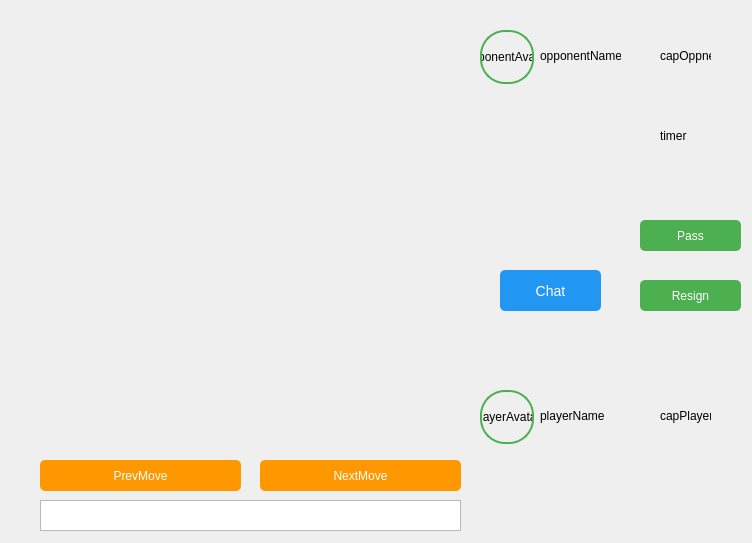
This is interface/Go_app/ui/game_window.ui in gZEVI-1/OS_GO as Qt 5 draws it before an edit. The edited form follows.
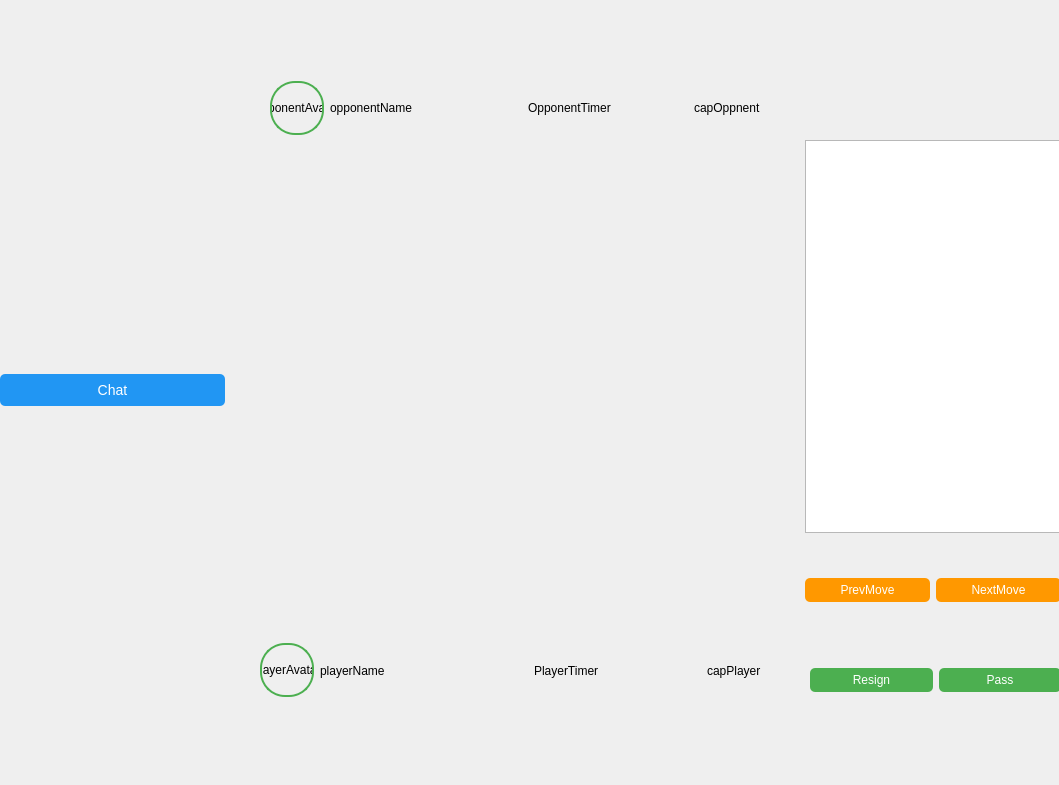
This is the edited form. Custom widgets are drawn as their Qt base class.

What changed in the file:
```diff
--- a/interface/Go_app/ui/game_window.ui
+++ b/interface/Go_app/ui/game_window.ui
@@ -6,32 +6,25 @@
    <rect>
     <x>0</x>
     <y>0</y>
-    <width>752</width>
-    <height>543</height>
+    <width>1059</width>
+    <height>785</height>
    </rect>
   </property>
   <property name="windowTitle">
    <string>Form</string>
   </property>
-  <widget class="GoBoardWidget" name="boardWidget" native="true">
+  <widget class="QWidget" name="layoutWidget1">
    <property name="geometry">
     <rect>
-     <x>40</x>
-     <y>30</y>
-     <width>421</width>
-     <height>421</height>
+     <x>260</x>
+     <y>640</y>
+     <width>501</width>
+     <height>61</height>
     </rect>
    </property>
-  </widget>
+   <layout class="QHBoxLayout" name="horizontalLayout_2" stretch="2,3,7,1,5,1">
+    <item>
   <widget class="QPushButton" name="playerAvatar">
-   <property name="geometry">
-    <rect>
-     <x>480</x>
-     <y>390</y>
-     <width>54</width>
-     <height>54</height>
-    </rect>
-   </property>
    <property name="styleSheet">
     <string notr="true">QPushButton#playerAvatar {
     border: 2px solid #4CAF50;           /* зеленая рамка */
@@ -53,15 +46,68 @@
     <string>playerAvatar</string>
    </property>
   </widget>
+    </item>
+    <item>
+     <widget class="QLabel" name="playerName">
+      <property name="text">
+       <string>playerName</string>
+      </property>
+     </widget>
+    </item>
+    <item>
+     <spacer name="horizontalSpacer_3">
+      <property name="orientation">
+       <enum>Qt::Orientation::Horizontal</enum>
+      </property>
+      <property name="sizeHint" stdset="0">
+       <size>
+        <width>40</width>
+        <height>20</height>
+       </size>
+      </property>
+     </spacer>
+    </item>
+    <item>
+     <widget class="QLabel" name="timerPlayer">
+      <property name="text">
+       <string>PlayerTimer</string>
+      </property>
+     </widget>
+    </item>
+    <item>
+     <spacer name="horizontalSpacer_4">
+      <property name="orientation">
+       <enum>Qt::Orientation::Horizontal</enum>
+      </property>
+      <property name="sizeHint" stdset="0">
+       <size>
+        <width>40</width>
+        <height>20</height>
+       </size>
+      </property>
+     </spacer>
+    </item>
+    <item>
+     <widget class="QLabel" name="capturedBTplayer">
+      <property name="text">
+       <string>capPlayer</string>
+      </property>
+     </widget>
+    </item>
+   </layout>
+  </widget>
+  <widget class="QWidget" name="layoutWidget2">
+   <property name="geometry">
+    <rect>
+     <x>270</x>
+     <y>80</y>
+     <width>491</width>
+     <height>56</height>
+    </rect>
+   </property>
+   <layout class="QHBoxLayout" name="horizontalLayout" stretch="2,3,7,1,5,1">
+    <item>
   <widget class="QPushButton" name="opponentAvatar">
-   <property name="geometry">
-    <rect>
-     <x>480</x>
-     <y>30</y>
-     <width>54</width>
-     <height>54</height>
-    </rect>
-   </property>
    <property name="styleSheet">
     <string notr="true">QPushButton#opponentAvatar {
     border: 2px solid #4CAF50;           /* зеленая рамка */
@@ -83,80 +129,68 @@
     <string>opponentAvatar</string>
    </property>
   </widget>
-  <widget class="QLabel" name="playerName">
-   <property name="geometry">
-    <rect>
-     <x>540</x>
-     <y>400</y>
-     <width>81</width>
-     <height>31</height>
-    </rect>
-   </property>
-   <property name="text">
-    <string>playerName</string>
-   </property>
-  </widget>
+    </item>
+    <item>
   <widget class="QLabel" name="opponentName">
-   <property name="geometry">
-    <rect>
-     <x>540</x>
-     <y>40</y>
-     <width>81</width>
-     <height>31</height>
-    </rect>
-   </property>
    <property name="text">
     <string>opponentName</string>
    </property>
   </widget>
-  <widget class="QLabel" name="timer">
-   <property name="geometry">
-    <rect>
-     <x>660</x>
-     <y>120</y>
-     <width>81</width>
-     <height>31</height>
-    </rect>
-   </property>
+    </item>
+    <item>
+     <spacer name="horizontalSpacer">
+      <property name="orientation">
+       <enum>Qt::Orientation::Horizontal</enum>
+      </property>
+      <property name="sizeHint" stdset="0">
+       <size>
+        <width>40</width>
+        <height>20</height>
+       </size>
+      </property>
+     </spacer>
+    </item>
+    <item>
+     <widget class="QLabel" name="timerOpponent">
    <property name="text">
-    <string>timer</string>
-   </property>
-  </widget>
-  <widget class="QPushButton" name="buttonPass">
-   <property name="geometry">
-    <rect>
-     <x>640</x>
-     <y>220</y>
-     <width>101</width>
-     <height>31</height>
-    </rect>
-   </property>
-   <property name="styleSheet">
-    <string notr="true">QPushButton#buttonPass {
-    background-color: #4CAF50;
-    border-radius: 5px;
-    color: white;
-    padding: 5px 15px;
-    font-size: 12px;
-}
-QPushButton#buttonPass:hover {
-    opacity: 0.9;
-    filter: brightness(110%);
-}</string>
-   </property>
+       <string>OpponentTimer</string>
+      </property>
+     </widget>
+    </item>
+    <item>
+     <spacer name="horizontalSpacer_2">
+      <property name="orientation">
+       <enum>Qt::Orientation::Horizontal</enum>
+      </property>
+      <property name="sizeHint" stdset="0">
+       <size>
+        <width>40</width>
+        <height>20</height>
+       </size>
+      </property>
+     </spacer>
+    </item>
+    <item>
+     <widget class="QLabel" name="capturedBToppnent">
    <property name="text">
-    <string>Pass</string>
-   </property>
-  </widget>
+       <string>capOppnent</string>
+      </property>
+     </widget>
+    </item>
+   </layout>
+  </widget>
+  <widget class="QWidget" name="layoutWidget3">
+   <property name="geometry">
+    <rect>
+     <x>810</x>
+     <y>660</y>
+     <width>251</width>
+     <height>41</height>
+    </rect>
+   </property>
+   <layout class="QHBoxLayout" name="horizontalLayout_3">
+    <item>
   <widget class="QPushButton" name="buttonResign">
-   <property name="geometry">
-    <rect>
-     <x>640</x>
-     <y>280</y>
-     <width>101</width>
-     <height>31</height>
-    </rect>
-   </property>
    <property name="styleSheet">
     <string notr="true">QPushButton#buttonResign {
     background-color: #4CAF50;
@@ -174,15 +208,43 @@
     <string>Resign</string>
    </property>
   </widget>
+    </item>
+    <item>
+     <widget class="QPushButton" name="buttonPass">
+      <property name="styleSheet">
+       <string notr="true">QPushButton#buttonPass {
+    background-color: #4CAF50;
+    border-radius: 5px;
+    color: white;
+    padding: 5px 15px;
+    font-size: 12px;
+}
+QPushButton#buttonPass:hover {
+    opacity: 0.9;
+    filter: brightness(110%);
+}</string>
+      </property>
+      <property name="text">
+       <string>Pass</string>
+      </property>
+     </widget>
+    </item>
+   </layout>
+  </widget>
+  <widget class="QWidget" name="layoutWidget">
+   <property name="geometry">
+    <rect>
+     <x>0</x>
+     <y>140</y>
+     <width>1061</width>
+     <height>501</height>
+    </rect>
+   </property>
+   <layout class="QHBoxLayout" name="horizontalLayout_7" stretch="24,1,8">
+    <item>
+     <layout class="QHBoxLayout" name="horizontalLayout_6" stretch="8,1,18">
+      <item>
   <widget class="QPushButton" name="buttonChat">
-   <property name="geometry">
-    <rect>
-     <x>500</x>
-     <y>270</y>
-     <width>101</width>
-     <height>41</height>
-    </rect>
-   </property>
    <property name="styleSheet">
     <string notr="true">QPushButton#buttonChat {
     background-color: #2196F3;
@@ -200,41 +262,66 @@
     <string>Chat</string>
    </property>
   </widget>
-  <widget class="QLabel" name="capturedBTplayer">
-   <property name="geometry">
-    <rect>
-     <x>660</x>
-     <y>400</y>
-     <width>51</width>
-     <height>31</height>
-    </rect>
-   </property>
-   <property name="text">
-    <string>capPlayer</string>
-   </property>
-  </widget>
-  <widget class="QLabel" name="capturedBToppnent">
-   <property name="geometry">
-    <rect>
-     <x>660</x>
-     <y>40</y>
-     <width>51</width>
-     <height>31</height>
-    </rect>
-   </property>
-   <property name="text">
-    <string>capOppnent</string>
-   </property>
-  </widget>
+      </item>
+      <item>
+       <spacer name="horizontalSpacer_5">
+        <property name="orientation">
+         <enum>Qt::Orientation::Horizontal</enum>
+        </property>
+        <property name="sizeHint" stdset="0">
+         <size>
+          <width>40</width>
+          <height>20</height>
+         </size>
+        </property>
+       </spacer>
+      </item>
+      <item>
+       <widget class="GoBoardWidget" name="boardWidget" native="true"/>
+      </item>
+     </layout>
+    </item>
+    <item>
+     <spacer name="horizontalSpacer_6">
+      <property name="orientation">
+       <enum>Qt::Orientation::Horizontal</enum>
+      </property>
+      <property name="sizeHint" stdset="0">
+       <size>
+        <width>40</width>
+        <height>20</height>
+       </size>
+      </property>
+     </spacer>
+    </item>
+    <item>
+     <layout class="QHBoxLayout" name="horizontalLayout_5" stretch="7">
+      <item>
+       <layout class="QVBoxLayout" name="verticalLayout" stretch="10,1,2,1">
+        <item>
+         <widget class="QListWidget" name="historyList">
+          <property name="styleSheet">
+           <string notr="true"/>
+          </property>
+         </widget>
+        </item>
+        <item>
+         <spacer name="verticalSpacer">
+          <property name="orientation">
+           <enum>Qt::Orientation::Vertical</enum>
+          </property>
+          <property name="sizeHint" stdset="0">
+           <size>
+            <width>20</width>
+            <height>40</height>
+           </size>
+          </property>
+         </spacer>
+        </item>
+        <item>
+         <layout class="QHBoxLayout" name="horizontalLayout_4">
+          <item>
   <widget class="QPushButton" name="buttonPrevMove">
-   <property name="geometry">
-    <rect>
-     <x>40</x>
-     <y>460</y>
-     <width>201</width>
-     <height>31</height>
-    </rect>
-   </property>
    <property name="styleSheet">
     <string notr="true">QPushButton#buttonPrevMove {
     background-color: #FF9800;
@@ -252,15 +339,9 @@
     <string>PrevMove</string>
    </property>
   </widget>
+          </item>
+          <item>
   <widget class="QPushButton" name="buttonNextMove">
-   <property name="geometry">
-    <rect>
-     <x>260</x>
-     <y>460</y>
-     <width>201</width>
-     <height>31</height>
-    </rect>
-   </property>
    <property name="styleSheet">
     <string notr="true">QPushButton#buttonNextMove {
     background-color: #FF9800;
@@ -278,18 +359,27 @@
     <string>NextMove</string>
    </property>
   </widget>
-  <widget class="QListWidget" name="historyList">
-   <property name="geometry">
-    <rect>
-     <x>40</x>
-     <y>500</y>
-     <width>421</width>
-     <height>31</height>
-    </rect>
-   </property>
-   <property name="styleSheet">
-    <string notr="true"/>
-   </property>
+          </item>
+         </layout>
+        </item>
+        <item>
+         <spacer name="verticalSpacer_2">
+          <property name="orientation">
+           <enum>Qt::Orientation::Vertical</enum>
+          </property>
+          <property name="sizeHint" stdset="0">
+           <size>
+            <width>20</width>
+            <height>40</height>
+           </size>
+          </property>
+         </spacer>
+        </item>
+       </layout>
+      </item>
+     </layout>
+    </item>
+   </layout>
   </widget>
  </widget>
  <customwidgets>
```
Lines whose indentation alone changed are shown as unchanged.
